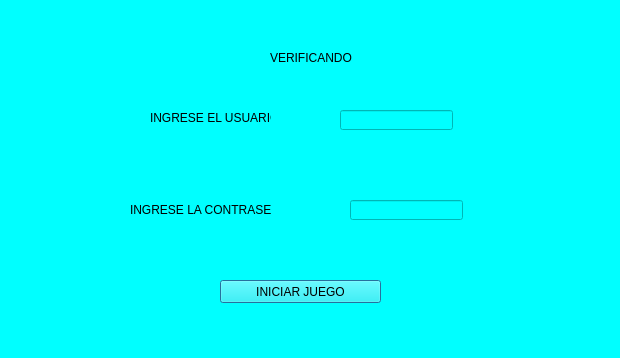
Before: the Qt Designer form DOCUMENTACION/Juego/verificar.ui in sara0803/PROYECTO-FINAL, drawn with Qt 5.
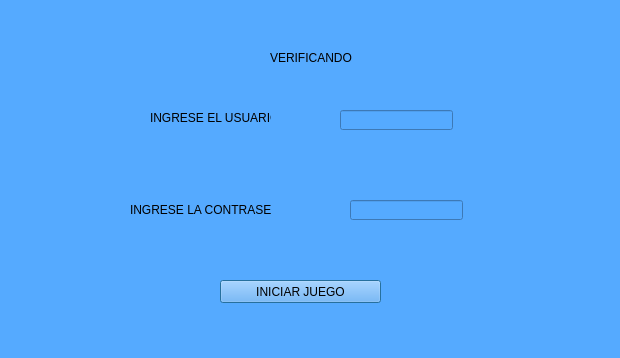
After: the same form once the commit is applied.

The edit to the form file:
```diff
--- a/DOCUMENTACION/Juego/verificar.ui
+++ b/DOCUMENTACION/Juego/verificar.ui
@@ -14,7 +14,8 @@
    <string>Dialog</string>
   </property>
   <property name="styleSheet">
-   <string notr="true">background-color: rgb(0, 255, 255);</string>
+   <string notr="true">background-color: rgb(0, 255, 255);
+background-color: rgb(85, 170, 255);</string>
   </property>
   <widget class="QLabel" name="label">
    <property name="geometry">
```
